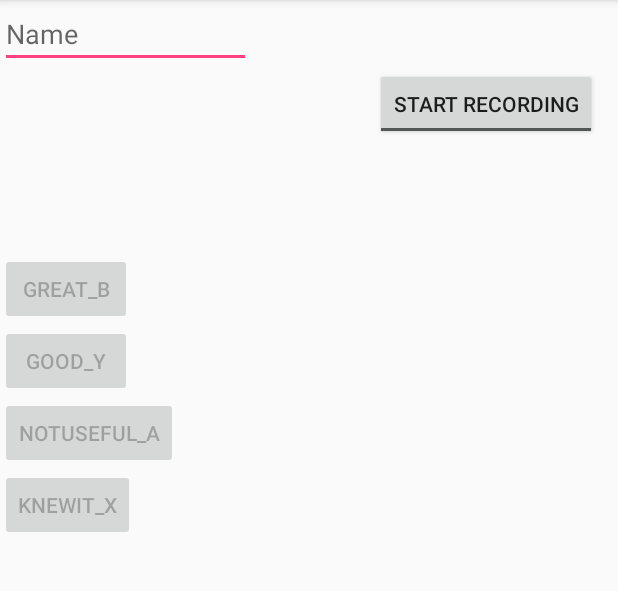
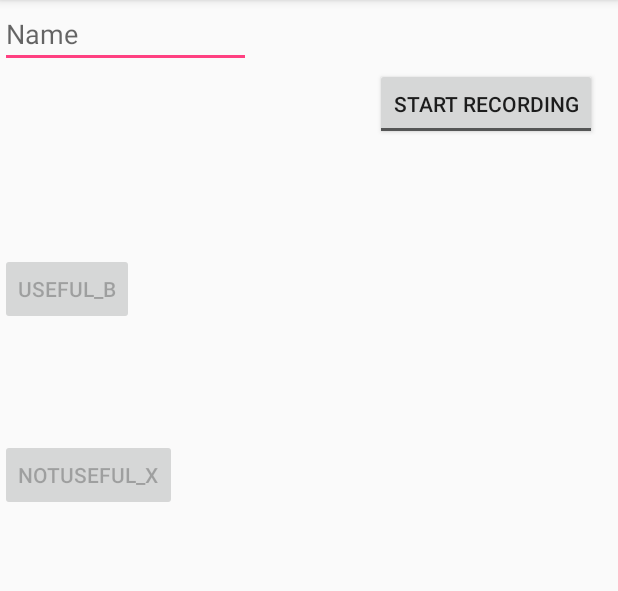
Before and after one commit to saritszpiro/recordaudiotoexternal, an Android app: the screen it shows after launch (MainActivity), after a tap on "STOP RECORDING", on a phone screen of 412 x 824 dp, the part 84-675 px from its top. Run offline under Robolectric (Android 15) with nearby library versions, the light colour scheme and no system bars; 1 other tap on this screen came first.

Commit message:
edited onpause

```diff
--- a/app/src/main/java/com/example/sarit/recordaudiotoexternal/MainActivity.java
+++ b/app/src/main/java/com/example/sarit/recordaudiotoexternal/MainActivity.java
@@ -35,14 +35,12 @@ import java.util.Date;
 
 import static android.Manifest.permission.RECORD_AUDIO;
 import static android.Manifest.permission.WRITE_EXTERNAL_STORAGE;
-import static android.view.KeyEvent.KEYCODE_BUTTON_A;
 import static android.view.KeyEvent.KEYCODE_BUTTON_B;
 import static android.view.KeyEvent.KEYCODE_BUTTON_X;
-import static android.view.KeyEvent.KEYCODE_BUTTON_Y;
 
 public class MainActivity extends AppCompatActivity {
     private ToggleButton startRecording;
-    private Button great_b, good_y, notuseful_a, knewit_x;
+    private Button useful_b, notuseful_x;
     private MediaRecorder mRecorder;
     private MediaPlayer mPlayer;
     private static final String LOG_TAG = "AudioRecording";
@@ -62,15 +60,10 @@ public class MainActivity extends AppCompatActivity {
         super.onCreate(savedInstanceState);
         setContentView(com.example.sarit.recordaudiotoexternal.R.layout.activity_main);
         startRecording = findViewById(com.example.sarit.recordaudiotoexternal.R.id.startRecording);
-        great_b = findViewById(R.id.great_b);
-        good_y = findViewById(R.id.good_y);
-        notuseful_a = findViewById(R.id.notuseful_a);
-        knewit_x = findViewById(R.id.knewit_x);
-        great_b.setEnabled(false);
-        good_y.setEnabled(false);
-        notuseful_a.setEnabled(false);
-        knewit_x.setEnabled(false);
-
+        useful_b = findViewById(R.id.useful_b);
+        notuseful_x = findViewById(R.id.notuseful_x);
+        useful_b.setEnabled(false);
+        notuseful_x.setEnabled(false);
         soundPool = new SoundPool(10, AudioManager.STREAM_MUSIC, 0);
         soundPool.setOnLoadCompleteListener(new SoundPool.OnLoadCompleteListener() {
             @Override
@@ -79,8 +72,6 @@ public class MainActivity extends AppCompatActivity {
             }
         });
         beep1 = soundPool.load(this, R.raw.beep1, 1);
-        beep2 = soundPool.load(this, R.raw.beep2, 1);
-        beep3 = soundPool.load(this, R.raw.beep3, 1);
         beep4 = soundPool.load(this, R.raw.beep4, 1);
 
         participantName = (EditText) findViewById(R.id.participantName);
@@ -145,7 +136,7 @@ public class MainActivity extends AppCompatActivity {
 
         mFileName = Environment.getExternalStoragePublicDirectory(Environment.DIRECTORY_DOWNLOADS).getAbsolutePath();
         //Toast.makeText(MainActivity.this,mFileName.toString(),Toast.LENGTH_SHORT).show();
-        mFileName += "/"+name+"/" + name + "_" + expTime + ".3gp";
+        mFileName += "/"+name+"/" + name + "_" + expTime + ".wav";
 
         dataFile = Environment.getExternalStoragePublicDirectory(Environment.DIRECTORY_DOWNLOADS).getAbsolutePath();
         //Toast.makeText(MainActivity.this,dataFile.toString(),Toast.LENGTH_SHORT).show();
@@ -153,10 +144,8 @@ public class MainActivity extends AppCompatActivity {
 
         if(CheckPermissions()) {
             if (!isRecording) { // if recording audio
-                great_b.setEnabled(true);
-                good_y.setEnabled(true);
-                notuseful_a.setEnabled(true);
-                knewit_x.setEnabled(true);
+                useful_b.setEnabled(true);
+                notuseful_x.setEnabled(true);
                 participantName.setEnabled(false);
 
                 mRecorder = new MediaRecorder();
@@ -175,12 +164,11 @@ public class MainActivity extends AppCompatActivity {
                 //Toast.makeText(getApplicationContext(), "Recording Started", Toast.LENGTH_LONG).show();
 
             } else if (isRecording) { //if not recording audio
-                great_b.setEnabled(false);
-                good_y.setEnabled(false);
-                notuseful_a.setEnabled(false);
-                knewit_x.setEnabled(false);
+                useful_b.setEnabled(false);
+                notuseful_x.setEnabled(false);
                 participantName.setEnabled(true);
                 mRecorder.stop();
+                mRecorder.reset();
                 mRecorder.release();
                 mRecorder = null;
                 isRecording = false;
@@ -196,28 +184,16 @@ public class MainActivity extends AppCompatActivity {
         String time = updateTime();
         String button_type = null;
         switch (v.getId()) {
-            case R.id.great_b:
+            case R.id.useful_b:
                 //Toast.makeText(MainActivity.this, "find button great_b clicked", Toast.LENGTH_SHORT).show();
                 soundPool.play(beep4, 1F, 1F, 1, 0, 1f);
-                button_type = "great_b";
+                button_type = "useful_b";
                 break;
 
-            case R.id.good_y:
-                //Toast.makeText(MainActivity.this, "find button good_y clicked", Toast.LENGTH_SHORT).show();
-                button_type = "good_y";
-                soundPool.play(beep3, 1F, 1F, 1, 0, 1f);
-                break;
-
-            case R.id.knewit_x:
+            case R.id.notuseful_x:
                 //Toast.makeText(MainActivity.this, "find button knewit_x clicked", Toast.LENGTH_SHORT).show();
-                soundPool.play(beep2, 1F, 1F, 1, 0, 1f);
-                button_type = "knewit_x";
-                break;
-
-            case R.id.notuseful_a:
-                //Toast.makeText(MainActivity.this, "find button notuseful_a clicked", Toast.LENGTH_SHORT).show();
                 soundPool.play(beep1, 1F, 1F, 1, 0, 1f);
-                button_type = "notuseful_a";
+                button_type = "notuseful_x";
                 break;
 
             default:
@@ -236,8 +212,7 @@ public class MainActivity extends AppCompatActivity {
             //outputWriter.println("Hi , How are you");
             outputWriter.flush();
             outputWriter.close();
-            Log.d(LOG_TAG, toprint);
-            outputWriter.close();
+            Log.d(LOG_TAG, "write message "+ toprint);
             Log.d(LOG_TAG, "file closed");
             //Toast.makeText(getApplicationContext(), "File saved successfully!", Toast.LENGTH_SHORT).show();
 
@@ -248,7 +223,7 @@ public class MainActivity extends AppCompatActivity {
         } catch (IOException e) {
             e.printStackTrace();
         }
-        Log.d(LOG_TAG,"\n\nFile written to");
+        Log.d(LOG_TAG,"\n\nFile written to"+mFileName);
 
     }
 
@@ -272,27 +247,15 @@ public class MainActivity extends AppCompatActivity {
             if ((event.getRepeatCount() == 0) & isRecording ){
                 switch (keyCode) {
                     case KEYCODE_BUTTON_B:
-                        Toast.makeText(MainActivity.this, "key down great_b clicked", Toast.LENGTH_SHORT).show();
+                        Toast.makeText(MainActivity.this, "key down useful_b clicked", Toast.LENGTH_SHORT).show();
                         soundPool.play(beep4, 1F, 1F, 1, 0, 1f);
-                        button_type = "great_b";
-                        return true;
-
-                    case KEYCODE_BUTTON_Y:
-                        Toast.makeText(MainActivity.this, "Key down good_y clicked", Toast.LENGTH_SHORT).show();
-                        button_type = "good_y";
-                        soundPool.play(beep3, 1F, 1F, 1, 0, 1f);
+                        button_type = "useful_b";
                         return true;
 
                     case KEYCODE_BUTTON_X:
-                        Toast.makeText(MainActivity.this, "Key Down knewit_x clicked", Toast.LENGTH_SHORT).show();
-                        soundPool.play(beep2, 1F, 1F, 1, 0, 1f);
-                        button_type = "knewit_x";
-                        return true;
-
-                    case KEYCODE_BUTTON_A:
-                        Toast.makeText(MainActivity.this, "Key Down notuseful_a clicked", Toast.LENGTH_SHORT).show();
+                        Toast.makeText(MainActivity.this, "Key Down notuseful_x clicked", Toast.LENGTH_SHORT).show();
                         soundPool.play(beep1, 1F, 1F, 1, 0, 1f);
-                        button_type = "notuseful_a";
+                        button_type = "notuseful_x";
                         return true;
 
                 }
@@ -311,7 +274,7 @@ public class MainActivity extends AppCompatActivity {
     @Override
     protected void onPause(){
         super.onPause();
-        soundPool.release();
-        soundPool = null;
+        //soundPool.release();
+        //soundPool = null;
     }
 }
--- a/app/src/main/res/layout/activity_main.xml
+++ b/app/src/main/res/layout/activity_main.xml
@@ -27,40 +27,24 @@
 
 
     <Button
-        android:id="@+id/great_b"
+        android:id="@+id/useful_b"
         android:layout_width="wrap_content"
         android:layout_height="wrap_content"
         android:layout_alignParentTop="true"
         android:layout_centerHorizontal="true"
         android:layout_marginTop="75dp"
         android:onClick="findButton"
-        android:text="Great_B" />
-
-    <Button
-        android:id="@+id/good_y"
-        android:layout_width="wrap_content"
-        android:layout_height="wrap_content"
-        android:layout_centerHorizontal="true"
-        android:layout_above="@+id/great_b"
-        android:onClick="findButton"
-        android:text="Good_Y" />
+        android:text="Useful_B" />
 
 
     <Button
-        android:id="@+id/notuseful_a"
+        android:id="@+id/notuseful_x"
         android:layout_width="wrap_content"
         android:layout_height="wrap_content"
         android:layout_alignParentTop="true"
         android:layout_centerHorizontal="true"
+        android:layout_marginTop="76dp"
         android:onClick="findButton"
-        android:text="NotUseful_A" />
+        android:text="NotUseful_X" />
 
-    <Button
-        android:id="@+id/knewit_x"
-        android:layout_width="wrap_content"
-        android:layout_height="wrap_content"
-        android:layout_alignParentBottom="true"
-        android:layout_centerHorizontal="true"
-        android:onClick="findButton"
-        android:text="KnewIt_X" />
 </LinearLayout>
```
